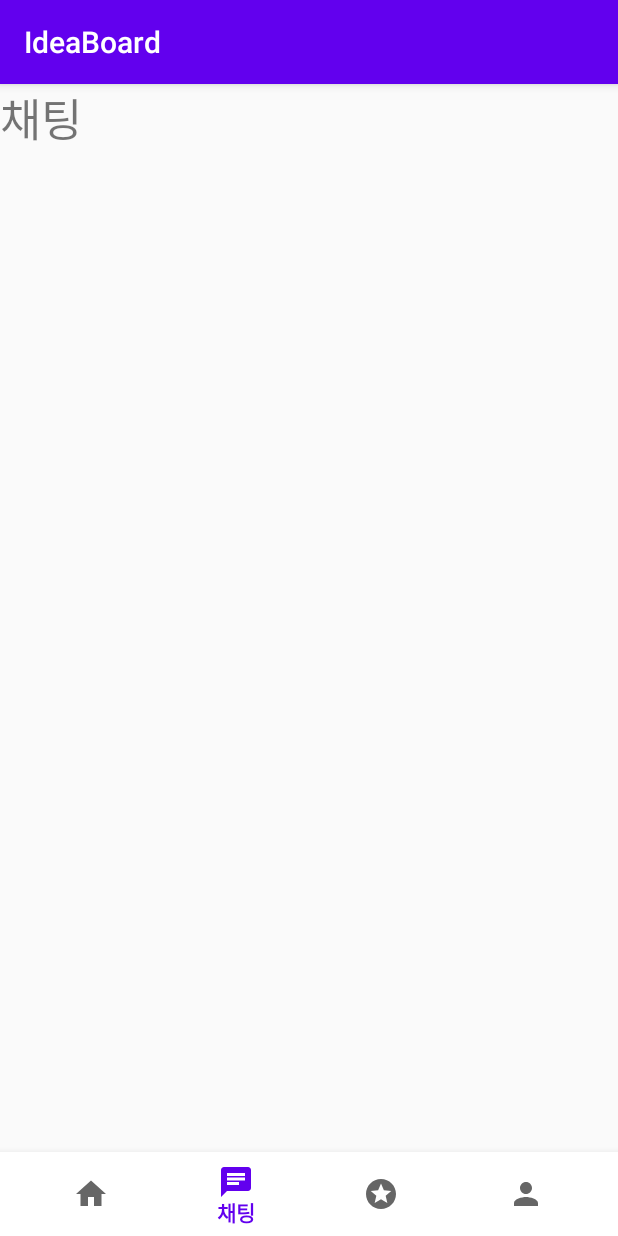
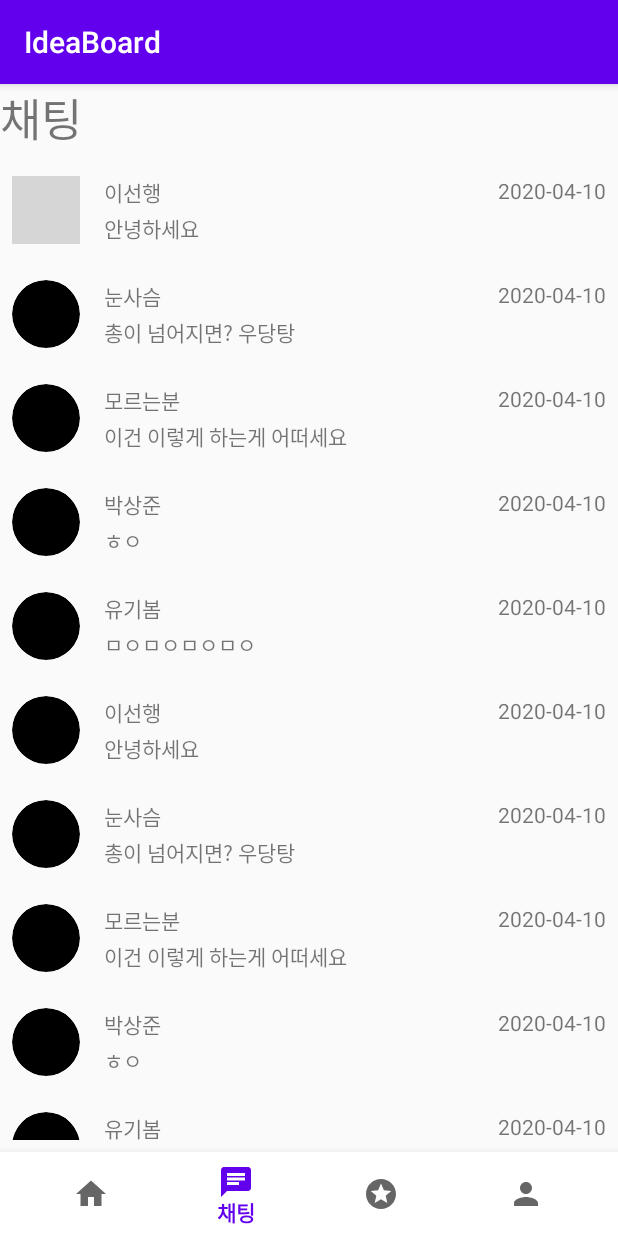
Before and after one commit to tmsgod2/IdeaBoard, an Android app: the screen it shows after launch (MainActivity), item 2 of the bottom bar chosen, on a phone screen of 412 x 824 dp. Run offline under Robolectric (Android 15) with nearby library versions, the phone set to English and light mode, and no system bars; grey boxes are pictures that could not be loaded.

Commit message:
채팅 리사이클러뷰 제작

```diff
--- a/app/src/main/java/com/capstonewansook/ideaboard/ChatFragment.java
+++ b/app/src/main/java/com/capstonewansook/ideaboard/ChatFragment.java
@@ -2,11 +2,22 @@ package com.capstonewansook.ideaboard;
 
 import android.os.Bundle;
 import android.view.LayoutInflater;
+import android.view.MotionEvent;
 import android.view.View;
 import android.view.ViewGroup;
+import android.widget.TextView;
+import android.widget.Toast;
 
+import androidx.annotation.NonNull;
 import androidx.fragment.app.Fragment;
+import androidx.recyclerview.widget.LinearLayoutManager;
+import androidx.recyclerview.widget.RecyclerView;
 
+import com.capstonewansook.ideaboard.recyclerview.ChatRecyclerViewAdapter;
+import com.capstonewansook.ideaboard.recyclerview.ChatRecyclerViewData;
+
+import java.util.ArrayList;
+import java.util.Date;
 
 
 public class ChatFragment extends Fragment {
@@ -15,7 +26,59 @@ public class ChatFragment extends Fragment {
     @Override
     public View onCreateView(LayoutInflater inflater, ViewGroup container,
                              Bundle savedInstanceState) {
-        // Inflate the layout for this fragment
-        return inflater.inflate(R.layout.fragment_chat, container, false);
+        ViewGroup rootView =(ViewGroup)inflater.inflate(R.layout.fragment_chat, container, false);
+        ArrayList<ChatRecyclerViewData> list = new ArrayList<>();
+
+        list.add(new ChatRecyclerViewData(R.drawable.iconfinder_32_111002,"이선행","안녕하세요",new Date(System.currentTimeMillis())));
+        list.add(new ChatRecyclerViewData(R.drawable.ic_person_black,"눈사슴","총이 넘어지면? 우당탕",new Date(System.currentTimeMillis())));
+        list.add(new ChatRecyclerViewData(R.drawable.ic_person_black,"모르는분","이건 이렇게 하는게 어떠세요",new Date(System.currentTimeMillis())));
+        list.add(new ChatRecyclerViewData(R.drawable.ic_person_black,"박상준","ㅎㅇ",new Date(System.currentTimeMillis())));
+        list.add(new ChatRecyclerViewData(R.drawable.ic_person_black,"유기봄","ㅁㅇㅁㅇㅁㅇㅁㅇ",new Date(System.currentTimeMillis())));
+        list.add(new ChatRecyclerViewData(R.drawable.ic_person_black,"이선행","안녕하세요",new Date(System.currentTimeMillis())));
+        list.add(new ChatRecyclerViewData(R.drawable.ic_person_black,"눈사슴","총이 넘어지면? 우당탕",new Date(System.currentTimeMillis())));
+        list.add(new ChatRecyclerViewData(R.drawable.ic_person_black,"모르는분","이건 이렇게 하는게 어떠세요",new Date(System.currentTimeMillis())));
+        list.add(new ChatRecyclerViewData(R.drawable.ic_person_black,"박상준","ㅎㅇ",new Date(System.currentTimeMillis())));
+        list.add(new ChatRecyclerViewData(R.drawable.ic_person_black,"유기봄","ㅁㅇㅁㅇㅁㅇㅁㅇ",new Date(System.currentTimeMillis())));
+        list.add(new ChatRecyclerViewData(R.drawable.ic_person_black,"이선행","안녕하세요",new Date(System.currentTimeMillis())));
+        list.add(new ChatRecyclerViewData(R.drawable.ic_person_black,"눈사슴","총이 넘어지면? 우당탕",new Date(System.currentTimeMillis())));
+        list.add(new ChatRecyclerViewData(R.drawable.ic_person_black,"모르는분","이건 이렇게 하는게 어떠세요",new Date(System.currentTimeMillis())));
+        list.add(new ChatRecyclerViewData(R.drawable.ic_person_black,"박상준","ㅎㅇ",new Date(System.currentTimeMillis())));
+        list.add(new ChatRecyclerViewData(R.drawable.ic_person_black,"유기봄","ㅁㅇㅁㅇㅁㅇㅁㅇ",new Date(System.currentTimeMillis())));
+        list.add(new ChatRecyclerViewData(R.drawable.ic_person_black,"이선행","안녕하세요",new Date(System.currentTimeMillis())));
+        list.add(new ChatRecyclerViewData(R.drawable.ic_person_black,"눈사슴","총이 넘어지면? 우당탕",new Date(System.currentTimeMillis())));
+        list.add(new ChatRecyclerViewData(R.drawable.ic_person_black,"모르는분","이건 이렇게 하는게 어떠세요",new Date(System.currentTimeMillis())));
+        list.add(new ChatRecyclerViewData(R.drawable.ic_person_black,"박상준","ㅎㅇ",new Date(System.currentTimeMillis())));
+        list.add(new ChatRecyclerViewData(R.drawable.ic_person_black,"유기봄","ㅁㅇㅁㅇㅁㅇㅁㅇ",new Date(System.currentTimeMillis())));
+
+        RecyclerViewSet(rootView,list,(RecyclerView)rootView.findViewById(R.id.chat_recyclerView),new ChatRecyclerViewAdapter(list),R.id.chat_re_name_textView);
+        return  rootView;
+    }
+
+    private void RecyclerViewSet(final ViewGroup view, ArrayList list, RecyclerView recyclerView, RecyclerView.Adapter adapter, final int toastPosition){
+        recyclerView.setLayoutManager(new LinearLayoutManager(view.getContext()));
+        recyclerView.setAdapter(adapter);
+        recyclerView.addOnItemTouchListener(new RecyclerView.OnItemTouchListener() {
+            @Override
+            public boolean onInterceptTouchEvent(@NonNull RecyclerView rv, @NonNull MotionEvent e) {
+                if(e.getAction() == MotionEvent.ACTION_DOWN){
+                    View child = rv.findChildViewUnder(e.getX(),e.getY());
+                    if(child!=null) {
+                        TextView name = (TextView) rv.getChildViewHolder(child).itemView.findViewById(toastPosition);
+                        Toast.makeText(view.getContext(), "이름" + name.getText().toString(), Toast.LENGTH_SHORT).show();
+                    }
+                }
+                return false;
+            }
+
+            @Override
+            public void onTouchEvent(@NonNull RecyclerView rv, @NonNull MotionEvent e) {
+
+            }
+
+            @Override
+            public void onRequestDisallowInterceptTouchEvent(boolean disallowIntercept) {
+
+            }
+        });
     }
 }
--- /dev/null
+++ b/app/src/main/java/com/capstonewansook/ideaboard/recyclerview/ChatRecyclerViewAdapter.java
@@ -0,0 +1,75 @@
+package com.capstonewansook.ideaboard.recyclerview;
+
+import android.content.Context;
+import android.graphics.drawable.ShapeDrawable;
+import android.graphics.drawable.shapes.OvalShape;
+import android.view.LayoutInflater;
+import android.view.View;
+import android.view.ViewGroup;
+import android.widget.ImageView;
+import android.widget.TextView;
+
+import androidx.annotation.NonNull;
+import androidx.recyclerview.widget.RecyclerView;
+
+import com.capstonewansook.ideaboard.R;
+
+import java.text.SimpleDateFormat;
+import java.util.ArrayList;
+import java.util.Collections;
+import java.util.Date;
+
+public class ChatRecyclerViewAdapter extends RecyclerView.Adapter<ChatRecyclerViewAdapter.ViewHolder> {
+    private ArrayList<ChatRecyclerViewData> mData;
+
+
+    public class ViewHolder extends RecyclerView.ViewHolder {
+        ImageView profileImage;
+        TextView nameText,messageText,dateText;
+        public ViewHolder(@NonNull View itemView) {
+            super(itemView);
+            profileImage = itemView.findViewById(R.id.chat_re_profile_imageView);
+            nameText = itemView.findViewById(R.id.chat_re_name_textView);
+            messageText = itemView.findViewById(R.id.chat_re_message_textView);
+            dateText = itemView.findViewById(R.id.chat_re_date_textView);
+            profileImage.setBackground(new ShapeDrawable((new OvalShape())));
+            profileImage.setClipToOutline(true);
+        }
+    }
+
+    public ChatRecyclerViewAdapter(ArrayList<ChatRecyclerViewData> mData) {
+        this.mData = mData;
+        Collections.sort(mData);
+    }
+
+    @NonNull
+    @Override
+    public ChatRecyclerViewAdapter.ViewHolder onCreateViewHolder(@NonNull ViewGroup parent, int viewType) {
+        Context context = parent.getContext();
+        LayoutInflater inflater = (LayoutInflater) context.getSystemService(Context.LAYOUT_INFLATER_SERVICE);
+        View view = inflater.inflate(R.layout.chat_recyclerview,parent,false);
+        ChatRecyclerViewAdapter.ViewHolder vh = new ChatRecyclerViewAdapter.ViewHolder(view);
+        return vh;
+    }
+
+    @Override
+    public void onBindViewHolder(@NonNull ChatRecyclerViewAdapter.ViewHolder holder, int position) {
+        String name = mData.get(position).getName();
+        int profile = mData.get(position).getProfileImage();
+        String message = mData.get(position).getMessage();
+        Date date = mData.get(position).getDate();
+        SimpleDateFormat format = new SimpleDateFormat("yyyy-MM-dd");
+
+        holder.profileImage.setImageResource(profile);
+        holder.nameText.setText(name);
+        holder.messageText.setText(message);
+        holder.dateText.setText(format.format(date));
+
+    }
+
+    @Override
+    public int getItemCount() {
+        return mData.size();
+    }
+
+}
--- /dev/null
+++ b/app/src/main/java/com/capstonewansook/ideaboard/recyclerview/ChatRecyclerViewData.java
@@ -0,0 +1,55 @@
+package com.capstonewansook.ideaboard.recyclerview;
+
+import java.util.Date;
+
+public class ChatRecyclerViewData implements Comparable<ChatRecyclerViewData>{
+    private int profileImage;
+    private String name;
+    private String message;
+    private Date date;
+
+    public ChatRecyclerViewData(int profileImage, String name, String message, Date date) {
+        this.profileImage = profileImage;
+        this.name = name;
+        this.message = message;
+        this.date = date;
+
+    }
+
+    public int getProfileImage() {
+        return profileImage;
+    }
+
+    public void setProfileImage(int profileImage) {
+        this.profileImage = profileImage;
+    }
+
+    public String getName() {
+        return name;
+    }
+
+    public void setName(String name) {
+        this.name = name;
+    }
+
+    public String getMessage() {
+        return message;
+    }
+
+    public void setMessage(String message) {
+        this.message = message;
+    }
+
+    public Date getDate() {
+        return date;
+    }
+
+    public void setDate(Date date) {
+        this.date = date;
+    }
+
+    @Override
+    public int compareTo(ChatRecyclerViewData rankRecyclerViewData) {
+        return rankRecyclerViewData.date.compareTo(this.date);
+    }
+}
--- /dev/null
+++ b/app/src/main/res/layout/chat_recyclerview.xml
@@ -0,0 +1,47 @@
+<?xml version="1.0" encoding="utf-8"?>
+<androidx.constraintlayout.widget.ConstraintLayout xmlns:android="http://schemas.android.com/apk/res/android"
+    xmlns:app="http://schemas.android.com/apk/res-auto"
+    xmlns:tools="http://schemas.android.com/tools"
+    android:layout_width="match_parent"
+    android:layout_height="wrap_content"
+    android:layout_marginBottom="8dp">
+
+    <ImageView
+        android:id="@+id/chat_re_profile_imageView"
+        android:layout_width="45dp"
+        android:layout_height="45dp"
+        android:layout_marginStart="8dp"
+        android:layout_marginTop="8dp"
+        android:layout_marginBottom="8dp"
+        app:layout_constraintBottom_toBottomOf="parent"
+        app:layout_constraintStart_toStartOf="parent"
+        app:layout_constraintTop_toTopOf="parent"
+        app:srcCompat="@drawable/ic_person_black" />
+
+    <TextView
+        android:id="@+id/chat_re_name_textView"
+        android:layout_width="wrap_content"
+        android:layout_height="wrap_content"
+        android:layout_marginStart="16dp"
+        android:text="이름"
+        app:layout_constraintStart_toEndOf="@+id/chat_re_profile_imageView"
+        app:layout_constraintTop_toTopOf="@+id/chat_re_profile_imageView" />
+
+    <TextView
+        android:id="@+id/chat_re_message_textView"
+        android:layout_width="wrap_content"
+        android:layout_height="wrap_content"
+        android:text="메시지"
+        app:layout_constraintBottom_toBottomOf="@+id/chat_re_profile_imageView"
+        app:layout_constraintStart_toStartOf="@+id/chat_re_name_textView" />
+
+    <TextView
+        android:id="@+id/chat_re_date_textView"
+        android:layout_width="wrap_content"
+        android:layout_height="wrap_content"
+        android:layout_marginTop="8dp"
+        android:layout_marginEnd="8dp"
+        android:text="2020.10.11"
+        app:layout_constraintEnd_toEndOf="parent"
+        app:layout_constraintTop_toTopOf="parent" />
+</androidx.constraintlayout.widget.ConstraintLayout>
--- a/app/src/main/res/layout/fragment_chat.xml
+++ b/app/src/main/res/layout/fragment_chat.xml
@@ -28,8 +28,10 @@
             android:layout_marginTop="8dp"
             app:layout_constraintBottom_toBottomOf="parent"
             app:layout_constraintEnd_toEndOf="parent"
+            app:layout_constraintHorizontal_bias="0.0"
             app:layout_constraintStart_toStartOf="parent"
-            app:layout_constraintTop_toBottomOf="@+id/chat_title_textView" />
+            app:layout_constraintTop_toBottomOf="@+id/chat_title_textView"
+            app:layout_constraintVertical_bias="0.0" />
 
 
     </androidx.constraintlayout.widget.ConstraintLayout>
--- a/app/src/main/res/layout/fragment_home.xml
+++ b/app/src/main/res/layout/fragment_home.xml
@@ -72,20 +72,24 @@
         <androidx.recyclerview.widget.RecyclerView
             android:id="@+id/home_manystar_recyclerView"
             android:layout_width="0dp"
-            android:layout_height="0dp"
+            android:layout_height="wrap_content"
             app:layout_constraintBottom_toTopOf="@+id/home_newidea_title_textView"
             app:layout_constraintEnd_toEndOf="parent"
+            app:layout_constraintHorizontal_bias="0.0"
             app:layout_constraintStart_toStartOf="parent"
-            app:layout_constraintTop_toBottomOf="@+id/home_manystar_title" />
+            app:layout_constraintTop_toBottomOf="@+id/home_manystar_title"
+            app:layout_constraintVertical_bias="0.0" />
 
         <androidx.recyclerview.widget.RecyclerView
             android:id="@+id/home_newidea_recyclerView"
             android:layout_width="0dp"
-            android:layout_height="0dp"
+            android:layout_height="wrap_content"
             app:layout_constraintBottom_toBottomOf="parent"
             app:layout_constraintEnd_toEndOf="parent"
+            app:layout_constraintHorizontal_bias="0.0"
             app:layout_constraintStart_toStartOf="parent"
-            app:layout_constraintTop_toBottomOf="@+id/home_newidea_title_textView" />
+            app:layout_constraintTop_toBottomOf="@+id/home_newidea_title_textView"
+            app:layout_constraintVertical_bias="0.0" />
 
 
     </androidx.constraintlayout.widget.ConstraintLayout>
```
